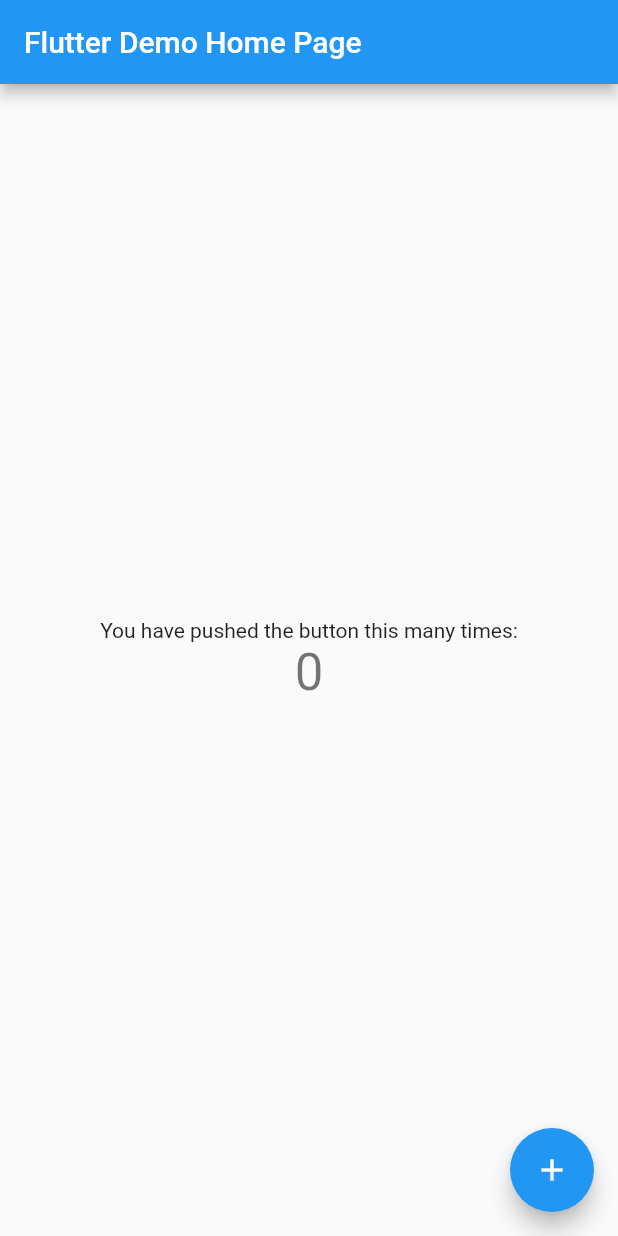
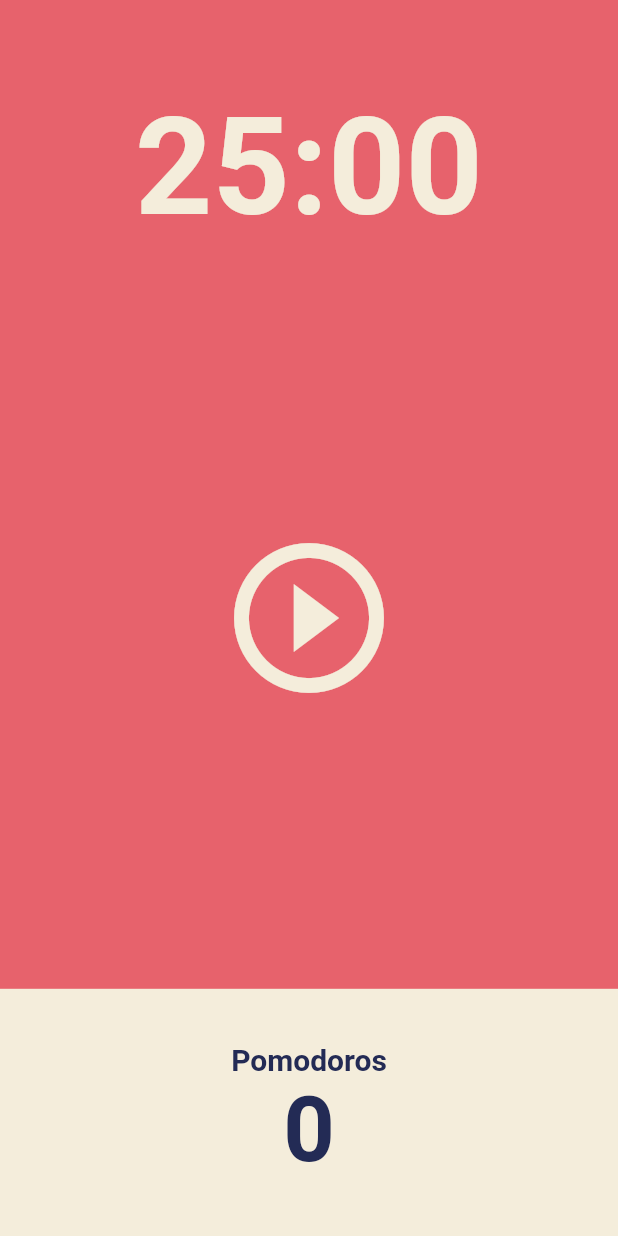
Before and after one commit to StudioZERONE/study_flutter_02_pomodoro, a Flutter app: the screen it shows after launch, on a phone screen of 412 x 824 dp. Run offline on Flutter 3.47's test engine with Material 2 defaults, Android fonts, the light colour scheme and no system bars.

Commit message:
UI. Pomodoro 만드는 중

```diff
--- a/lib/main.dart
+++ b/lib/main.dart
@@ -1,115 +1,26 @@
 import 'package:flutter/material.dart';
+import 'package:study_flutter_02_pomodoro/screens/home_screen.dart';
 
 void main() {
-  runApp(const MyApp());
+  runApp(App());
 }
 
-class MyApp extends StatelessWidget {
-  const MyApp({super.key});
-
+class App extends StatelessWidget {
   // This widget is the root of your application.
   @override
   Widget build(BuildContext context) {
     return MaterialApp(
-      title: 'Flutter Demo',
+      title: 'Flutter - Pomodoro',
       theme: ThemeData(
-        // This is the theme of your application.
-        //
-        // Try running your application with "flutter run". You'll see the
-        // application has a blue toolbar. Then, without quitting the app, try
-        // changing the primarySwatch below to Colors.green and then invoke
-        // "hot reload" (press "r" in the console where you ran "flutter run",
-        // or simply save your changes to "hot reload" in a Flutter IDE).
-        // Notice that the counter didn't reset back to zero; the application
-        // is not restarted.
-        primarySwatch: Colors.blue,
+        backgroundColor: const Color(0xFFE7626C),
+        textTheme: const TextTheme(
+          headline1: TextStyle(
+            color: Color(0xFF232B55),
+          ),
+        ),
+        cardColor: const Color(0xFFF4EDDB),
       ),
-      home: const MyHomePage(title: 'Flutter Demo Home Page'),
+      home: const HomeScreen(),
     );
   }
 }
-
-class MyHomePage extends StatefulWidget {
-  const MyHomePage({super.key, required this.title});
-
-  // This widget is the home page of your application. It is stateful, meaning
-  // that it has a State object (defined below) that contains fields that affect
-  // how it looks.
-
-  // This class is the configuration for the state. It holds the values (in this
-  // case the title) provided by the parent (in this case the App widget) and
-  // used by the build method of the State. Fields in a Widget subclass are
-  // always marked "final".
-
-  final String title;
-
-  @override
-  State<MyHomePage> createState() => _MyHomePageState();
-}
-
-class _MyHomePageState extends State<MyHomePage> {
-  int _counter = 0;
-
-  void _incrementCounter() {
-    setState(() {
-      // This call to setState tells the Flutter framework that something has
-      // changed in this State, which causes it to rerun the build method below
-      // so that the display can reflect the updated values. If we changed
-      // _counter without calling setState(), then the build method would not be
-      // called again, and so nothing would appear to happen.
-      _counter++;
-    });
-  }
-
-  @override
-  Widget build(BuildContext context) {
-    // This method is rerun every time setState is called, for instance as done
-    // by the _incrementCounter method above.
-    //
-    // The Flutter framework has been optimized to make rerunning build methods
-    // fast, so that you can just rebuild anything that needs updating rather
-    // than having to individually change instances of widgets.
-    return Scaffold(
-      appBar: AppBar(
-        // Here we take the value from the MyHomePage object that was created by
-        // the App.build method, and use it to set our appbar title.
-        title: Text(widget.title),
-      ),
-      body: Center(
-        // Center is a layout widget. It takes a single child and positions it
-        // in the middle of the parent.
-        child: Column(
-          // Column is also a layout widget. It takes a list of children and
-          // arranges them vertically. By default, it sizes itself to fit its
-          // children horizontally, and tries to be as tall as its parent.
-          //
-          // Invoke "debug painting" (press "p" in the console, choose the
-          // "Toggle Debug Paint" action from the Flutter Inspector in Android
-          // Studio, or the "Toggle Debug Paint" command in Visual Studio Code)
-          // to see the wireframe for each widget.
-          //
-          // Column has various properties to control how it sizes itself and
-          // how it positions its children. Here we use mainAxisAlignment to
-          // center the children vertically; the main axis here is the vertical
-          // axis because Columns are vertical (the cross axis would be
-          // horizontal).
-          mainAxisAlignment: MainAxisAlignment.center,
-          children: <Widget>[
-            const Text(
-              'You have pushed the button this many times:',
-            ),
-            Text(
-              '$_counter',
-              style: Theme.of(context).textTheme.headline4,
-            ),
-          ],
-        ),
-      ),
-      floatingActionButton: FloatingActionButton(
-        onPressed: _incrementCounter,
-        tooltip: 'Increment',
-        child: const Icon(Icons.add),
-      ), // This trailing comma makes auto-formatting nicer for build methods.
-    );
-  }
-}
--- /dev/null
+++ b/lib/screens/home_screen.dart
@@ -0,0 +1,80 @@
+import 'package:flutter/material.dart';
+
+class HomeScreen extends StatefulWidget {
+  const HomeScreen({super.key});
+
+  @override
+  State<HomeScreen> createState() => _HomeScreenState();
+}
+
+class _HomeScreenState extends State<HomeScreen> {
+  @override
+  Widget build(BuildContext context) {
+    return Scaffold(
+      backgroundColor: Theme.of(context).backgroundColor,
+      body: Column(
+        children: [
+          Flexible(
+            flex: 1,
+            child: Container(
+              alignment: Alignment.bottomCenter,
+              child: Text(
+                '25:00',
+                style: TextStyle(
+                  color: Theme.of(context).cardColor,
+                  fontSize: 90,
+                  fontWeight: FontWeight.w600,
+                ),
+              ),
+            ),
+          ),
+          Flexible(
+            flex: 3,
+            child: Center(
+              child: IconButton(
+                iconSize: 120,
+                color: Theme.of(context).cardColor,
+                onPressed: () {},
+                icon: const Icon(Icons.play_circle_outline),
+              ),
+            ),
+          ),
+          Flexible(
+            flex: 1,
+            child: Row(
+              children: [
+                Expanded(
+                  child: Container(
+                    decoration:
+                        BoxDecoration(color: Theme.of(context).cardColor),
+                    child: Column(
+                      mainAxisAlignment: MainAxisAlignment.center,
+                      children: [
+                        Text(
+                          'Pomodoros',
+                          style: TextStyle(
+                            fontSize: 20,
+                            fontWeight: FontWeight.w600,
+                            color: Theme.of(context).textTheme.headline1!.color,
+                          ),
+                        ),
+                        Text(
+                          '0',
+                          style: TextStyle(
+                            fontSize: 60,
+                            fontWeight: FontWeight.w600,
+                            color: Theme.of(context).textTheme.headline1!.color,
+                          ),
+                        ),
+                      ],
+                    ),
+                  ),
+                ),
+              ],
+            ),
+          ),
+        ],
+      ),
+    );
+  }
+}
```
